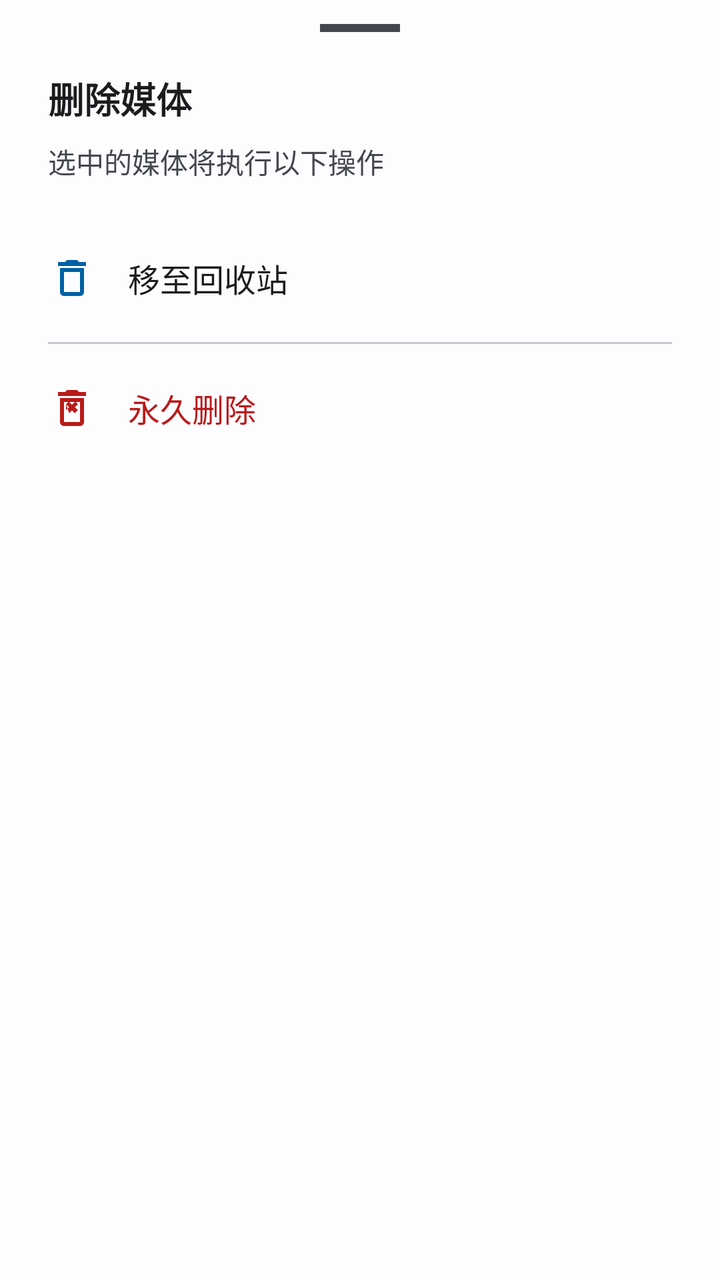
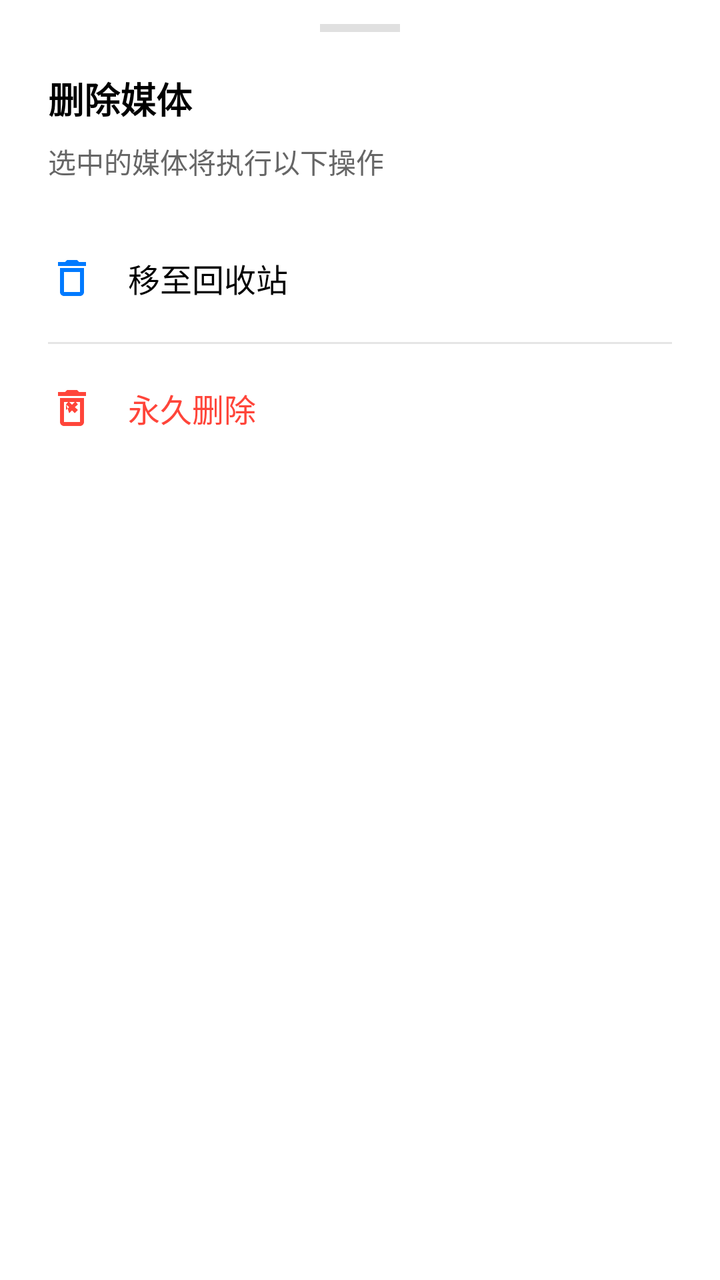

Compare the two renders of this Android layout. The source of the first and the diff that turns it into the second are given below.
<!-- AndroidManifest.xml: application theme Theme.StarGallery -->
<!-- res/layout/dialog_delete_options.xml -->
<?xml version="1.0" encoding="utf-8"?>
<LinearLayout xmlns:android="http://schemas.android.com/apk/res/android"
    xmlns:app="http://schemas.android.com/apk/res-auto"
    android:layout_width="match_parent"
    android:layout_height="wrap_content"
    android:background="@drawable/bg_bottom_sheet"
    android:orientation="vertical"
    android:paddingBottom="24dp">

    
    <View
        android:layout_width="40dp"
        android:layout_height="4dp"
        android:layout_gravity="center_horizontal"
        android:layout_marginTop="12dp"
        android:background="@color/delete_drag_handle" />

    
    <TextView
        android:id="@+id/tvTitle"
        android:layout_width="match_parent"
        android:layout_height="wrap_content"
        android:paddingHorizontal="24dp"
        android:paddingTop="20dp"
        android:text="@string/delete_options_title"
        android:textColor="?attr/colorOnSurface"
        android:textSize="18sp"
        android:textStyle="bold" />

    
    <TextView
        android:id="@+id/tvSubtitle"
        android:layout_width="match_parent"
        android:layout_height="wrap_content"
        android:paddingHorizontal="24dp"
        android:paddingTop="8dp"
        android:paddingBottom="16dp"
        android:text="@string/delete_options_subtitle"
        android:textColor="?attr/colorOnSurfaceVariant"
        android:textSize="14sp" />

    
    <LinearLayout
        android:id="@+id/btnMoveToTrash"
        android:layout_width="match_parent"
        android:layout_height="64dp"
        android:background="?attr/selectableItemBackground"
        android:clickable="true"
        android:focusable="true"
        android:gravity="center_vertical"
        android:orientation="horizontal"
        android:paddingHorizontal="24dp">

        <ImageView
            android:layout_width="24dp"
            android:layout_height="24dp"
            android:contentDescription="@null"
            android:src="@drawable/ic_trash"
            app:tint="?attr/colorPrimary" />

        <TextView
            android:layout_width="wrap_content"
            android:layout_height="wrap_content"
            android:layout_marginStart="16dp"
            android:text="@string/move_to_trash"
            android:textColor="?attr/colorOnSurface"
            android:textSize="16sp" />
    </LinearLayout>

    <View
        android:layout_width="match_parent"
        android:layout_height="1dp"
        android:layout_marginHorizontal="24dp"
        android:background="?attr/colorOutlineVariant" />

    
    <LinearLayout
        android:id="@+id/btnDeletePermanently"
        android:layout_width="match_parent"
        android:layout_height="64dp"
        android:background="?attr/selectableItemBackground"
        android:clickable="true"
        android:focusable="true"
        android:gravity="center_vertical"
        android:orientation="horizontal"
        android:paddingHorizontal="24dp">

        <ImageView
            android:layout_width="24dp"
            android:layout_height="24dp"
            android:contentDescription="@null"
            android:src="@drawable/ic_delete_forever"
            app:tint="?attr/colorError" />

        <TextView
            android:layout_width="wrap_content"
            android:layout_height="wrap_content"
            android:layout_marginStart="16dp"
            android:text="@string/delete_permanently"
            android:textColor="?attr/colorError"
            android:textSize="16sp" />
    </LinearLayout>

</LinearLayout>
<!-- resources referenced by this layout -->
<resources>
  <color name="delete_drag_handle">@color/md_theme_light_onSurfaceVariant</color>
  <style name="Theme.StarGallery" parent="Theme.Material3.Light.NoActionBar">
          <item name="colorPrimary">@color/md_theme_light_primary</item>
          <item name="colorOnPrimary">@color/md_theme_light_onPrimary</item>
          <item name="colorPrimaryContainer">@color/md_theme_light_primaryContainer</item>
          <item name="colorOnPrimaryContainer">@color/md_theme_light_onPrimaryContainer</item>
          <item name="colorSecondary">@color/md_theme_light_secondary</item>
          <item name="colorOnSecondary">@color/md_theme_light_onSecondary</item>
          <item name="colorSecondaryContainer">@color/md_theme_light_secondaryContainer</item>
          <item name="colorOnSecondaryContainer">@color/md_theme_light_onSecondaryContainer</item>
          <item name="colorTertiary">@color/md_theme_light_tertiary</item>
          <item name="colorOnTertiary">@color/md_theme_light_onTertiary</item>
          <item name="colorTertiaryContainer">@color/md_theme_light_tertiaryContainer</item>
          <item name="colorOnTertiaryContainer">@color/md_theme_light_onTertiaryContainer</item>
          <item name="colorError">@color/md_theme_light_error</item>
          <item name="colorOnError">@color/md_theme_light_onError</item>
          <item name="colorErrorContainer">@color/md_theme_light_errorContainer</item>
          <item name="colorOnErrorContainer">@color/md_theme_light_onErrorContainer</item>
          <item name="android:windowBackground">@color/md_theme_light_background</item>
          <item name="android:statusBarColor">@color/md_theme_light_surfaceContainer</item>
          <item name="android:windowLightStatusBar">true</item>
          <item name="android:navigationBarColor">@android:color/transparent</item>
          <item name="android:windowLightNavigationBar">true</item>
          <item name="colorSurface">@color/md_theme_light_surface</item>
          <item name="colorOnSurface">@color/md_theme_light_onSurface</item>
          <item name="colorSurfaceVariant">@color/md_theme_light_surfaceVariant</item>
          <item name="colorOnSurfaceVariant">@color/md_theme_light_onSurfaceVariant</item>
          <item name="colorOutline">@color/md_theme_light_outline</item>
          <item name="colorOutlineVariant">@color/md_theme_light_outlineVariant</item>
          <item name="colorSurfaceContainer">@color/md_theme_light_surfaceContainer</item>
          <item name="colorSurfaceContainerHigh">@color/md_theme_light_surfaceContainerHigh</item>
          <item name="colorSurfaceContainerHighest">@color/md_theme_light_surfaceContainerHighest</item>
      </style>
  <color name="md_theme_light_onSurfaceVariant">#43474E</color>
  <color name="background_white">@color/md_theme_light_surface</color>
  <color name="icon_normal">@color/md_theme_light_onSurface</color>
  <color name="md_theme_light_primary">#0061A4</color>
  <color name="md_theme_light_onPrimary">#FFFFFF</color>
  <color name="md_theme_light_primaryContainer">#CDE5FF</color>
  <color name="md_theme_light_onPrimaryContainer">#001D36</color>
  <color name="md_theme_light_secondary">#535F70</color>
  <color name="md_theme_light_onSecondary">#FFFFFF</color>
  <color name="md_theme_light_secondaryContainer">#D7E3F7</color>
  <color name="md_theme_light_onSecondaryContainer">#101C2B</color>
  <color name="md_theme_light_tertiary">#6B5778</color>
  <color name="md_theme_light_onTertiary">#FFFFFF</color>
  <color name="md_theme_light_tertiaryContainer">#F2DAFF</color>
  <color name="md_theme_light_onTertiaryContainer">#251432</color>
  <color name="md_theme_light_error">#BA1A1A</color>
  <color name="md_theme_light_onError">#FFFFFF</color>
  <color name="md_theme_light_errorContainer">#FFDAD6</color>
  <color name="md_theme_light_onErrorContainer">#410002</color>
  <color name="md_theme_light_background">#FDFCFF</color>
  <color name="md_theme_light_surfaceContainer">#F0F0F4</color>
  <color name="md_theme_light_surface">#FDFCFF</color>
  <color name="md_theme_light_onSurface">#1A1C1E</color>
  <color name="md_theme_light_surfaceVariant">#DFE2EB</color>
  <color name="md_theme_light_outline">#73777F</color>
  <color name="md_theme_light_outlineVariant">#C3C6CF</color>
  <color name="md_theme_light_surfaceContainerHigh">#EAEAEE</color>
  <color name="md_theme_light_surfaceContainerHighest">#E4E5E9</color>
  <!-- unchanged entries left out for length: 7 -->
</resources>

<!-- the commit's change to res/layout/dialog_delete_options.xml (unified diff, before → after) -->
@@ -23,7 +23,7 @@
         android:paddingHorizontal="24dp"
         android:paddingTop="20dp"
         android:text="@string/delete_options_title"
-        android:textColor="?attr/colorOnSurface"
+        android:textColor="@color/text_primary"
         android:textSize="18sp"
         android:textStyle="bold" />
 
@@ -36,7 +36,7 @@
         android:paddingTop="8dp"
         android:paddingBottom="16dp"
         android:text="@string/delete_options_subtitle"
-        android:textColor="?attr/colorOnSurfaceVariant"
+        android:textColor="@color/text_secondary"
         android:textSize="14sp" />
 
     
@@ -56,14 +56,14 @@
             android:layout_height="24dp"
             android:contentDescription="@null"
             android:src="@drawable/ic_trash"
-            app:tint="?attr/colorPrimary" />
+            app:tint="@color/accent" />
 
         <TextView
             android:layout_width="wrap_content"
             android:layout_height="wrap_content"
             android:layout_marginStart="16dp"
             android:text="@string/move_to_trash"
-            android:textColor="?attr/colorOnSurface"
+            android:textColor="@color/text_primary"
             android:textSize="16sp" />
     </LinearLayout>
 
@@ -71,7 +71,7 @@
         android:layout_width="match_parent"
         android:layout_height="1dp"
         android:layout_marginHorizontal="24dp"
-        android:background="?attr/colorOutlineVariant" />
+        android:background="@color/divider" />
 
     
     <LinearLayout
@@ -90,14 +90,14 @@
             android:layout_height="24dp"
             android:contentDescription="@null"
             android:src="@drawable/ic_delete_forever"
-            app:tint="?attr/colorError" />
+            app:tint="@color/delete_red" />
 
         <TextView
             android:layout_width="wrap_content"
             android:layout_height="wrap_content"
             android:layout_marginStart="16dp"
             android:text="@string/delete_permanently"
-            android:textColor="?attr/colorError"
+            android:textColor="@color/delete_red"
             android:textSize="16sp" />
     </LinearLayout>
 
<!-- resource entries referenced after the edit -->
@@ -1,66 +1,33 @@
 <!-- resources referenced by this layout -->
 <resources>
-  <color name="delete_drag_handle">@color/md_theme_light_onSurfaceVariant</color>
+  <color name="accent">#FF007AFF</color>
+  <color name="delete_drag_handle">#FFE0E0E0</color>
+  <color name="delete_red">#FFFF453A</color>
+  <color name="divider">#FFE5E5E5</color>
+  <color name="text_primary">#FF000000</color>
+  <color name="text_secondary">#FF666666</color>
   <style name="Theme.StarGallery" parent="Theme.Material3.Light.NoActionBar">
-          <item name="colorPrimary">@color/md_theme_light_primary</item>
-          <item name="colorOnPrimary">@color/md_theme_light_onPrimary</item>
-          <item name="colorPrimaryContainer">@color/md_theme_light_primaryContainer</item>
-          <item name="colorOnPrimaryContainer">@color/md_theme_light_onPrimaryContainer</item>
-          <item name="colorSecondary">@color/md_theme_light_secondary</item>
-          <item name="colorOnSecondary">@color/md_theme_light_onSecondary</item>
-          <item name="colorSecondaryContainer">@color/md_theme_light_secondaryContainer</item>
-          <item name="colorOnSecondaryContainer">@color/md_theme_light_onSecondaryContainer</item>
-          <item name="colorTertiary">@color/md_theme_light_tertiary</item>
-          <item name="colorOnTertiary">@color/md_theme_light_onTertiary</item>
-          <item name="colorTertiaryContainer">@color/md_theme_light_tertiaryContainer</item>
-          <item name="colorOnTertiaryContainer">@color/md_theme_light_onTertiaryContainer</item>
-          <item name="colorError">@color/md_theme_light_error</item>
-          <item name="colorOnError">@color/md_theme_light_onError</item>
-          <item name="colorErrorContainer">@color/md_theme_light_errorContainer</item>
-          <item name="colorOnErrorContainer">@color/md_theme_light_onErrorContainer</item>
-          <item name="android:windowBackground">@color/md_theme_light_background</item>
-          <item name="android:statusBarColor">@color/md_theme_light_surfaceContainer</item>
+          <item name="colorPrimary">@color/primary</item>
+          <item name="colorPrimaryDark">@color/primary_dark</item>
+          <item name="colorAccent">@color/accent</item>
+          <item name="android:windowBackground">@color/white</item>
+          <item name="android:statusBarColor">@android:color/transparent</item>
           <item name="android:windowLightStatusBar">true</item>
           <item name="android:navigationBarColor">@android:color/transparent</item>
           <item name="android:windowLightNavigationBar">true</item>
-          <item name="colorSurface">@color/md_theme_light_surface</item>
-          <item name="colorOnSurface">@color/md_theme_light_onSurface</item>
-          <item name="colorSurfaceVariant">@color/md_theme_light_surfaceVariant</item>
-          <item name="colorOnSurfaceVariant">@color/md_theme_light_onSurfaceVariant</item>
-          <item name="colorOutline">@color/md_theme_light_outline</item>
-          <item name="colorOutlineVariant">@color/md_theme_light_outlineVariant</item>
-          <item name="colorSurfaceContainer">@color/md_theme_light_surfaceContainer</item>
-          <item name="colorSurfaceContainerHigh">@color/md_theme_light_surfaceContainerHigh</item>
-          <item name="colorSurfaceContainerHighest">@color/md_theme_light_surfaceContainerHighest</item>
+          
+          <item name="colorSurface">@color/white</item>
+          <item name="colorSurfaceVariant">@color/white</item>
+          <item name="colorOnSurface">@color/text_primary</item>
+          <item name="colorSurfaceContainer">@color/white</item>
+          <item name="colorSurfaceContainerHigh">@color/white</item>
+          <item name="colorSurfaceContainerHighest">@color/white</item>
       </style>
-  <color name="md_theme_light_onSurfaceVariant">#43474E</color>
-  <color name="background_white">@color/md_theme_light_surface</color>
-  <color name="icon_normal">@color/md_theme_light_onSurface</color>
-  <color name="md_theme_light_primary">#0061A4</color>
-  <color name="md_theme_light_onPrimary">#FFFFFF</color>
-  <color name="md_theme_light_primaryContainer">#CDE5FF</color>
-  <color name="md_theme_light_onPrimaryContainer">#001D36</color>
-  <color name="md_theme_light_secondary">#535F70</color>
-  <color name="md_theme_light_onSecondary">#FFFFFF</color>
-  <color name="md_theme_light_secondaryContainer">#D7E3F7</color>
-  <color name="md_theme_light_onSecondaryContainer">#101C2B</color>
-  <color name="md_theme_light_tertiary">#6B5778</color>
-  <color name="md_theme_light_onTertiary">#FFFFFF</color>
-  <color name="md_theme_light_tertiaryContainer">#F2DAFF</color>
-  <color name="md_theme_light_onTertiaryContainer">#251432</color>
-  <color name="md_theme_light_error">#BA1A1A</color>
-  <color name="md_theme_light_onError">#FFFFFF</color>
-  <color name="md_theme_light_errorContainer">#FFDAD6</color>
-  <color name="md_theme_light_onErrorContainer">#410002</color>
-  <color name="md_theme_light_background">#FDFCFF</color>
-  <color name="md_theme_light_surfaceContainer">#F0F0F4</color>
-  <color name="md_theme_light_surface">#FDFCFF</color>
-  <color name="md_theme_light_onSurface">#1A1C1E</color>
-  <color name="md_theme_light_surfaceVariant">#DFE2EB</color>
-  <color name="md_theme_light_outline">#73777F</color>
-  <color name="md_theme_light_outlineVariant">#C3C6CF</color>
-  <color name="md_theme_light_surfaceContainerHigh">#EAEAEE</color>
-  <color name="md_theme_light_surfaceContainerHighest">#E4E5E9</color>
+  <color name="background_white">#FFFFFFFF</color>
+  <color name="icon_normal">#FF222222</color>
+  <color name="primary">#FF000000</color>
+  <color name="primary_dark">#FF000000</color>
+  <color name="white">#FFFFFFFF</color>
   <!-- unchanged entries left out for length: 7 -->
 </resources>
 
